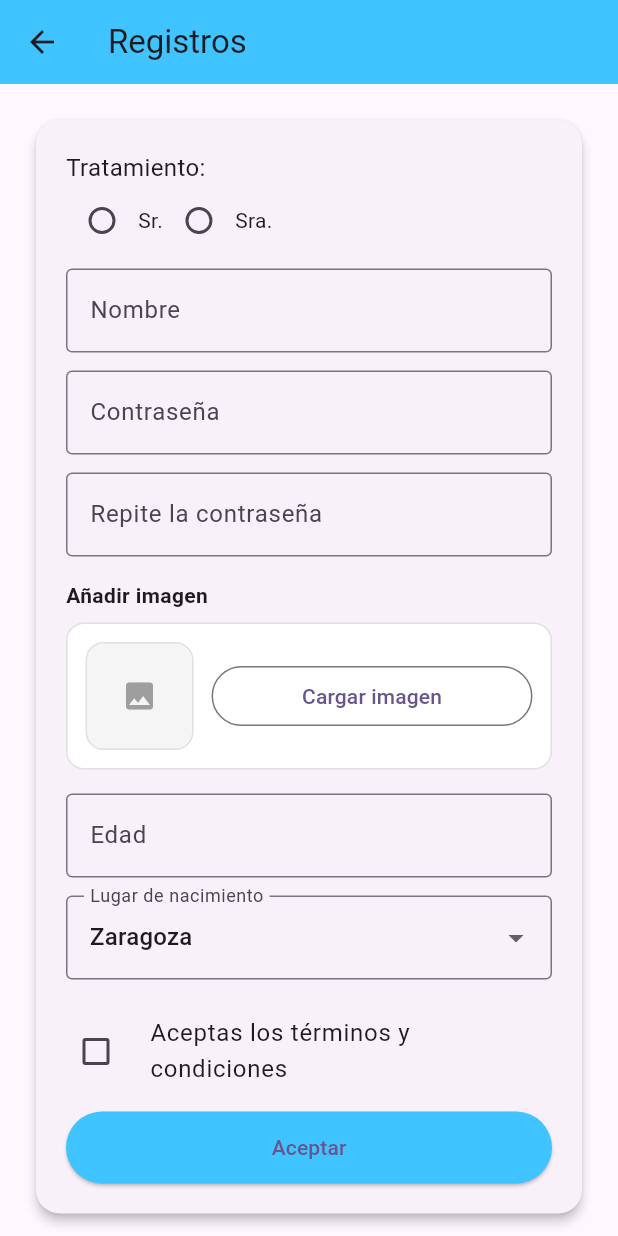
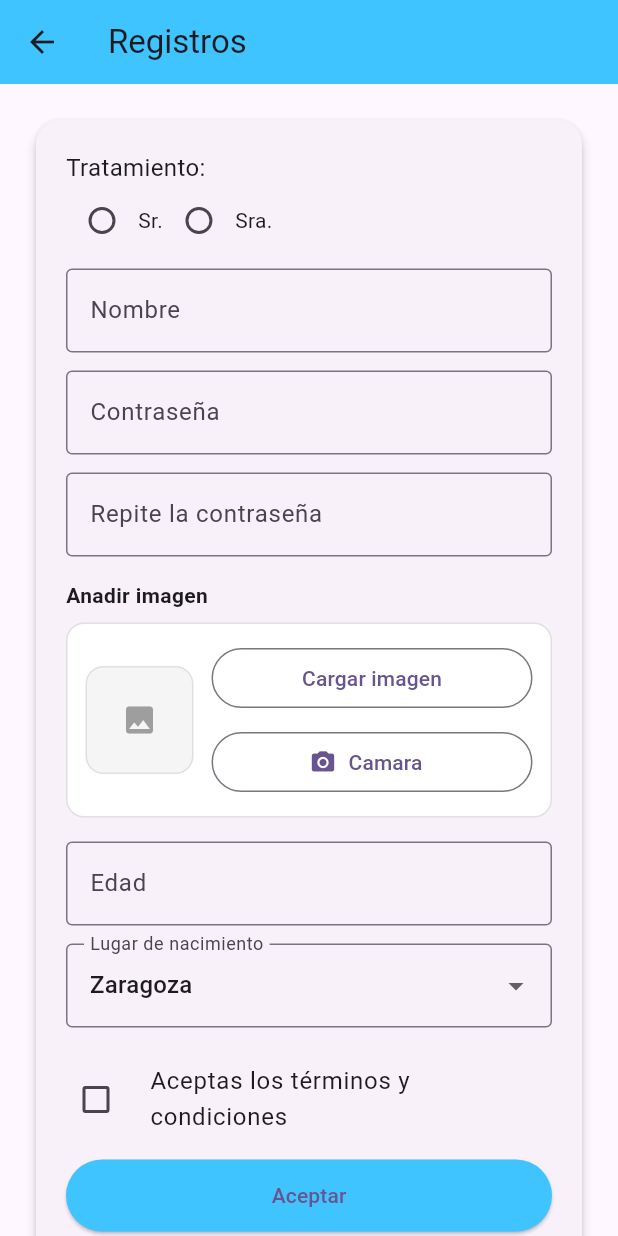
Before and after one commit to EnriqueMase/enrique_masegosac1, a Flutter app: the Registrarse screen opened directly, after a tap on "Cargar imagen", on a phone screen of 412 x 824 dp. Run offline on Flutter 3.47's test engine with Material 3 defaults, Android fonts, the phone set to English and light mode, and no system bars; our stand-ins replace audioplayers, equatable, file_picker, firebase_auth, firebase_core, flutter_bloc and 1 more; accounts and stored records are empty.

Commit message:
Update 1.9.2

```diff
--- a/lib/config/utils/musica.dart
+++ b/lib/config/utils/musica.dart
@@ -6,7 +6,7 @@ class Musica {
   static final AudioPlayer _audioPlayer = AudioPlayer();
   static String? _localFilePath;
 
-  // Reproduce en loop a volumen bajo (fondo).
+  // la linea de abajo es para el volumen
   static Future<void> reproducirLoop({double volumen = 0.2}) async {
     try {
       await _audioPlayer.setReleaseMode(ReleaseMode.loop);
--- a/lib/controllers/administrador/controlador_usuarios_admin.dart
+++ b/lib/controllers/administrador/controlador_usuarios_admin.dart
@@ -4,6 +4,7 @@ import 'package:enrique_masegosac1/services/Logica_Usuarios.dart';
 class ControladorUsuariosAdmin {
   final LogicaUsuarios _logicaUsuarios = LogicaUsuarios();
 
+  // Usuarios que el admin puede gestionar (excluye admin y sí mismo).
   List<Usuarios> getUsuariosGestionables() {
     return _logicaUsuarios.getUsuariosGestionables();
   }
@@ -30,6 +31,7 @@ class ControladorUsuariosAdmin {
     String? telefono,
     bool isAdmin = false,
   }) {
+    // Alta de usuario desde panel admin.
     final nuevo = Usuarios(
       nombre: nombre,
       contrasena: contrasena,
@@ -47,10 +49,12 @@ class ControladorUsuariosAdmin {
     required String nombreOriginal,
     required Usuarios datosNuevos,
   }) {
+    // Actualiza datos de un usuario existente.
     _logicaUsuarios.actualizarUsuario(nombreOriginal, datosNuevos);
   }
 
   void asignarAdmin(String nombre, bool esAdmin) {
+    // Marca o desmarca como administrador.
     _logicaUsuarios.setAdmin(nombre, esAdmin);
   }
 }
--- a/lib/screens/auth/Registrarse.dart
+++ b/lib/screens/auth/Registrarse.dart
@@ -41,14 +41,23 @@ class _RegistrarseState extends State<Registrarse> {
   Future<void> _seleccionarImagen() async {
     final picker = ImagePicker();
     final picked = await picker.pickImage(source: ImageSource.gallery);
+    await _procesarImagen(picked);
+  }
+  // foto desde camara del movil
 
-    if (picked != null) {
+  Future<void> _tomarFoto() async {
+    final picker = ImagePicker();
+    final picked = await picker.pickImage(source: ImageSource.camera);
+    await _procesarImagen(picked);
+  }
+
+  Future<void> _procesarImagen(XFile? picked) async {
+    if (picked == null) return;
     final bytes = await picked.readAsBytes();
     setState(() {
       _pickedImage = File(picked.path);
       _pickedImageBytes = bytes;
     });
-    }
   }
 
   void _registrarUsuario() {
@@ -124,7 +133,7 @@ class _RegistrarseState extends State<Registrarse> {
       crossAxisAlignment: CrossAxisAlignment.start,
       children: [
         const Text(
-          'Añadir imagen',
+          'Anadir imagen',
           style: TextStyle(fontWeight: FontWeight.w600),
         ),
         const SizedBox(height: 8),
@@ -158,9 +167,20 @@ class _RegistrarseState extends State<Registrarse> {
               ),
               const SizedBox(width: 12),
               Expanded(
-                child: OutlinedButton(
+                child: Column(
+                  crossAxisAlignment: CrossAxisAlignment.stretch,
+                  children: [
+                    OutlinedButton(
                       onPressed: _seleccionarImagen,
                       child: const Text('Cargar imagen'),
+                    ),
+                    const SizedBox(height: 8),
+                    OutlinedButton.icon(
+                      onPressed: _tomarFoto,
+                      icon: const Icon(Icons.photo_camera),
+                      label: const Text('Camara'),
+                    ),
+                  ],
                 ),
               ),
             ],
```
Also changed, not shown: lib/screens/admin/GestionUsuarios.dart (+16 -0 lines), lib/screens/users/Pagina_Yo.dart (+129 -10 lines), lib/services/Logica_Usuarios.dart (+11 -4 lines). Lines whose indentation alone changed are shown as unchanged.
